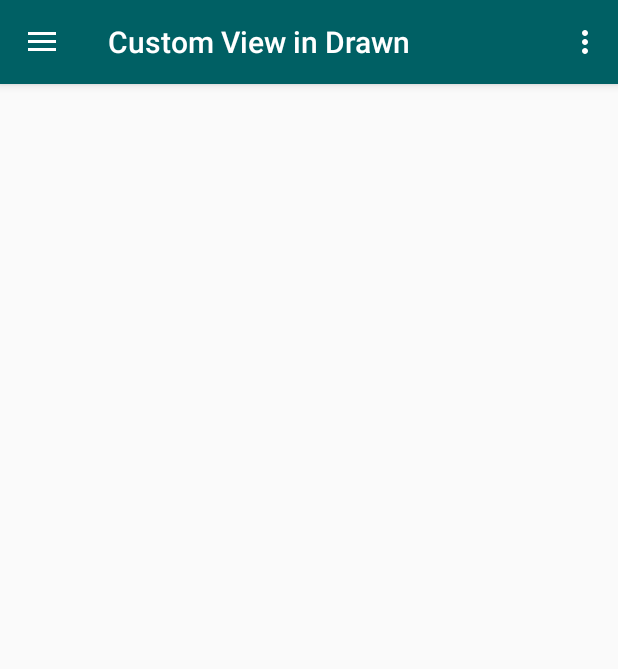
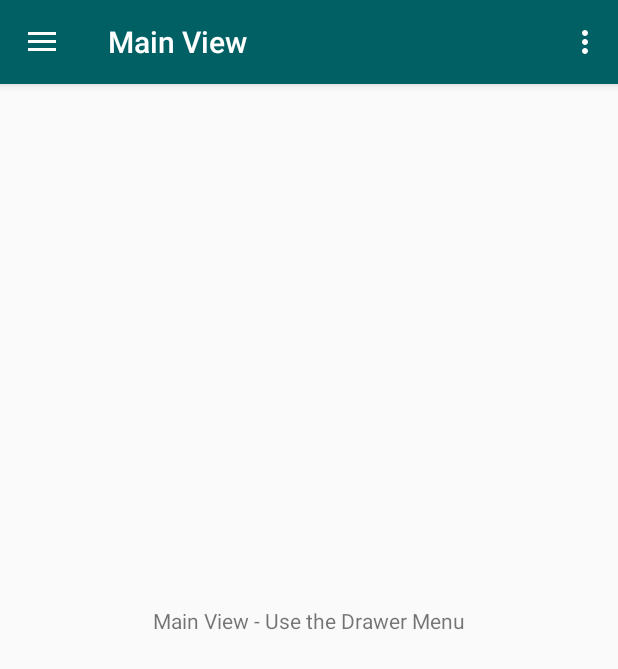
Before and after one commit to lapremavera/CustumViewinDrawn, an Android app: the screen it shows after launch (MainActivity), after a tap on "Main View", on a phone screen of 412 x 824 dp. Shown: the top 669 px of the screen. Run offline under Robolectric (Android 15) with nearby library versions, the phone set to English and light mode, and no system bars; 1 other tap on this screen came first.

Commit message:
afwerken oefn lab 5

```diff
--- a/app/src/main/java/com/example/draakje/customviewindrawer/AndroidATCView.java
+++ b/app/src/main/java/com/example/draakje/customviewindrawer/AndroidATCView.java
@@ -15,7 +15,7 @@ public class AndroidATCView extends View {
     private String mSquareText;
     private Paint mSquarePaint;
 
-    public AndroidATCView(Context context, @Nullable AttributeSet attrs) {
+    public AndroidATCView(Context context,AttributeSet attrs) {
         super(context, attrs);
         mSquarePaint = new Paint();
         TypedArray typedArray = context.obtainStyledAttributes(attrs, R.styleable.AndroitATCView, 0, 0);
@@ -51,8 +51,8 @@ public class AndroidATCView extends View {
         return mSquareColor;
     }
 
-    public void setmSquareColor(int neweColor) {
-        mSquareColor = neweColor;
+    public void setmSquareColor(int newColor) {
+        mSquareColor = newColor;
         invalidate();
         requestLayout();
     }
--- a/app/src/main/java/com/example/draakje/customviewindrawer/MainActivity.java
+++ b/app/src/main/java/com/example/draakje/customviewindrawer/MainActivity.java
@@ -15,19 +15,22 @@ import android.view.Menu;
 import android.view.MenuItem;
 
 public class MainActivity extends AppCompatActivity
-        implements NavigationView.OnNavigationItemSelectedListener {
+        implements NavigationView.OnNavigationItemSelectedListener,MainViewFragment.OnFragmentInteractionListener, CustomViewFragment.OnFragmentInteractionListener, MoreViewsFragment.OnFragmentInteractionListener {
+
+    private NavigationView navigationView;
+    private Toolbar mToolbar;
 
     @Override
     protected void onCreate(Bundle savedInstanceState) {
         super.onCreate(savedInstanceState);
         setContentView(R.layout.activity_main);
-        Toolbar toolbar = (Toolbar) findViewById(R.id.toolbar);
-        setSupportActionBar(toolbar);
+        mToolbar = (Toolbar) findViewById(R.id.toolbar);
+        setSupportActionBar(mToolbar);
 
         DrawerLayout drawer = (DrawerLayout) findViewById(R.id.drawer_layout);
         ActionBarDrawerToggle toggle = new ActionBarDrawerToggle(
-                this, drawer, toolbar, R.string.navigation_drawer_open, R.string.navigation_drawer_close);
-        drawer.setDrawerListener(toggle);
+                this, drawer, mToolbar,R.string.navigation_drawer_open, R.string.navigation_drawer_close);
+        drawer.addDrawerListener(toggle);
         toggle.syncState();
 
         NavigationView navigationView = (NavigationView) findViewById(R.id.nav_view);
@@ -47,6 +50,7 @@ public class MainActivity extends AppCompatActivity
     @Override
     public boolean onCreateOptionsMenu(Menu menu) {
         // Inflate the menu; this adds items to the action bar if it is present.
+        //3 bolletjes
         getMenuInflater().inflate(R.menu.main, menu);
         return true;
     }
@@ -77,20 +81,48 @@ public class MainActivity extends AppCompatActivity
 
         if (id == R.id.nav_main_view) {
 
+            mToolbar.setTitle(R.string.title_section1);
             fragment = new MainViewFragment();
 
         } else if (id == R.id.nav_custom_view) {
 
+            mToolbar.setTitle(R.string.title_section2);
             fragment = new CustomViewFragment();
 
         } else if (id == R.id.nav_more_view) {
+
+            mToolbar.setTitle(R.string.title_section3);
             fragment = new MoreViewsFragment();
 
         }
         if (fragment !=null) {
             android.support.v4.app.FragmentManager fragmentManager = getSupportFragmentManager();
-            fragmentManager.beginTransaction().replace(R.id.container, fragment).commit();
+            fragmentManager.beginTransaction().replace(R.id.container, fragment).addToBackStack(null).commit();
+            fragmentManager.addOnBackStackChangedListener(new FragmentManager.OnBackStackChangedListener() {
+                @Override
+                public void onBackStackChanged() {
+                    Fragment f = getSupportFragmentManager().findFragmentById(R.id.container);
+                    updateTitleAndDrawer(f);
+                }
+
+                private void updateTitleAndDrawer(Fragment f) {
+                    if (f != null) {
+                        String fragClassName = f.getClass().getName();
+                        if (fragClassName.equals(MainViewFragment.class.getName())) {
+
+                            mToolbar.setTitle(R.string.title_section1);
+                        } else if (fragClassName.equals(CustomViewFragment.class.getName())) {
+                            mToolbar.setTitle(R.string.title_section2);
+                        } else if (fragClassName.equals(MoreViewsFragment.class.getName())) {
+                            mToolbar.setTitle(R.string.title_section3);
+                        }
+                        else {
+                            mToolbar.setTitle(R.string.main_fragment_text);
+                        }
+                    }
+                }});
             drawerLayout.closeDrawer(GravityCompat.START);
+
         }
         else {
             Log.e("Navigation Drawer", "Error in creating fragment");
--- a/app/src/main/res/drawable/side_nav_bar.xml
+++ b/app/src/main/res/drawable/side_nav_bar.xml
@@ -2,8 +2,8 @@
     android:shape="rectangle">
     <gradient
         android:angle="135"
-        android:centerColor="#4CAF50"
-        android:endColor="#2E7D32"
-        android:startColor="#81C784"
+        android:centerColor="#288c9e"
+        android:endColor="#009999"
+        android:startColor="#8188c7"
         android:type="linear" />
 </shape>
--- a/app/src/main/res/layout/app_bar_main.xml
+++ b/app/src/main/res/layout/app_bar_main.xml
@@ -1,5 +1,6 @@
 <?xml version="1.0" encoding="utf-8"?>
-<android.support.design.widget.CoordinatorLayout xmlns:android="http://schemas.android.com/apk/res/android"
+<android.support.design.widget.CoordinatorLayout
+    xmlns:android="http://schemas.android.com/apk/res/android"
     xmlns:app="http://schemas.android.com/apk/res-auto"
     xmlns:tools="http://schemas.android.com/tools"
     android:layout_width="match_parent"
--- a/app/src/main/res/layout/content_main.xml
+++ b/app/src/main/res/layout/content_main.xml
@@ -11,7 +11,6 @@
     <TextView
         android:layout_width="wrap_content"
         android:layout_height="wrap_content"
-        android:text="Hello World!"
         app:layout_constraintBottom_toBottomOf="parent"
         app:layout_constraintLeft_toLeftOf="parent"
         app:layout_constraintRight_toRightOf="parent"
--- a/app/src/main/res/layout/fragment_main_view.xml
+++ b/app/src/main/res/layout/fragment_main_view.xml
@@ -1,4 +1,6 @@
-<FrameLayout xmlns:android="http://schemas.android.com/apk/res/android"
+<android.support.constraint.ConstraintLayout
+    xmlns:android="http://schemas.android.com/apk/res/android"
+    xmlns:app="http://schemas.android.com/apk/res-auto"
     xmlns:tools="http://schemas.android.com/tools"
     android:layout_width="match_parent"
     android:layout_height="match_parent"
@@ -6,8 +8,21 @@
 
     <!-- TODO: Update blank fragment layout -->
     <TextView
-        android:layout_width="match_parent"
-        android:layout_height="match_parent"
-        android:text="@string/Welkom" />
+        android:layout_width="wrap_content"
+        android:layout_height="wrap_content"
+        android:text="@string/main_fragment_text_first"
+        android:layout_marginEnd="16dp"
+        app:layout_constraintRight_toRightOf ="parent"
+        android:layout_marginRight="0dp"
+        android:layout_marginStart="16dp"
 
-</FrameLayout>
+
+        android:layout_marginTop="0dp"
+        app:layout_constraintTop_toTopOf="parent"
+        android:layout_marginBottom="0dp"
+        app:layout_constraintVertical_bias="0.502"
+        app:layout_constraintBottom_toBottomOf="parent"
+        android:layout_marginLeft="0dp"
+        app:layout_constraintLeft_toLeftOf="parent" />
+
+</android.support.constraint.ConstraintLayout>
--- a/app/src/main/res/values/strings.xml
+++ b/app/src/main/res/values/strings.xml
@@ -1,16 +1,23 @@
 <resources>
-    <string name="app_name">Custom View in Drawn</string>
+    <string name="app_name">Custom View in Drawer</string>
 
     <string name="navigation_drawer_open">Open navigation drawer</string>
     <string name="navigation_drawer_close">Close navigation drawer</string>
 
     <string name="action_settings">Settings</string>
 
-    <string name="drawer_menu_item_menu_view">Main View</string>
+    <string name="drawer_menu_item_main_view">Main View</string>
     <string name="drawer_menu_item_custom_view">Custom View</string>
     <string name="drawer_menu_item_more_view">More View</string>
 
-    <!-- TODO: Remove or change this placeholder text -->
-    <string name="Welkom">Hello blank fragment</string>
-    <string name="drawer_menu_item_main_view">Main View</string>
+    <string name="main_fragment_text">Use the Navigation Drawer Menu</string>
+    <string name="main_fragment_text_first">Main View - Use the Drawer Menu</string>
+    <string name="more_views_fragment_text">A Placeholder for More Views</string>
+
+    <string name="title_section1">Main View</string>
+    <string name="title_section2">Custom View</string>
+    <string name="title_section3">More views</string>
+
+
+
 </resources>
```
Also changed, not shown: app/src/main/java/com/example/draakje/customviewindrawer/CustomViewFragment.java (+18 -1 lines), app/src/main/res/layout/fragment_more_views.xml (+17 -6 lines).
